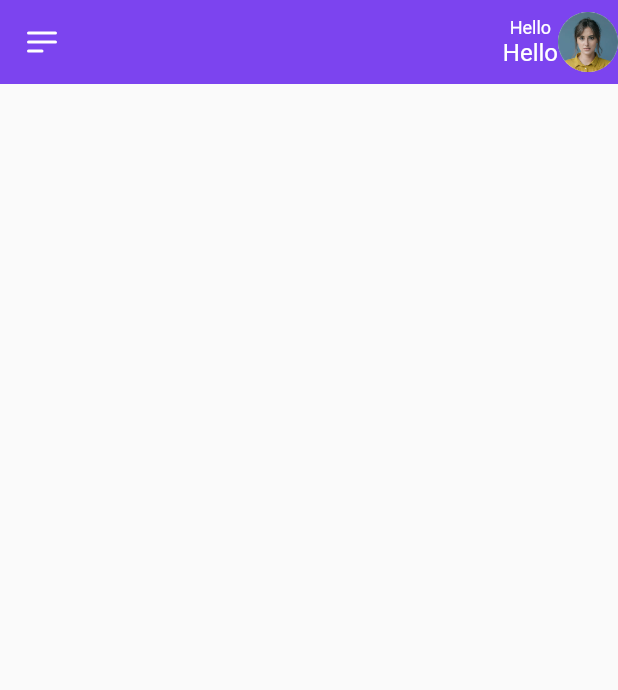
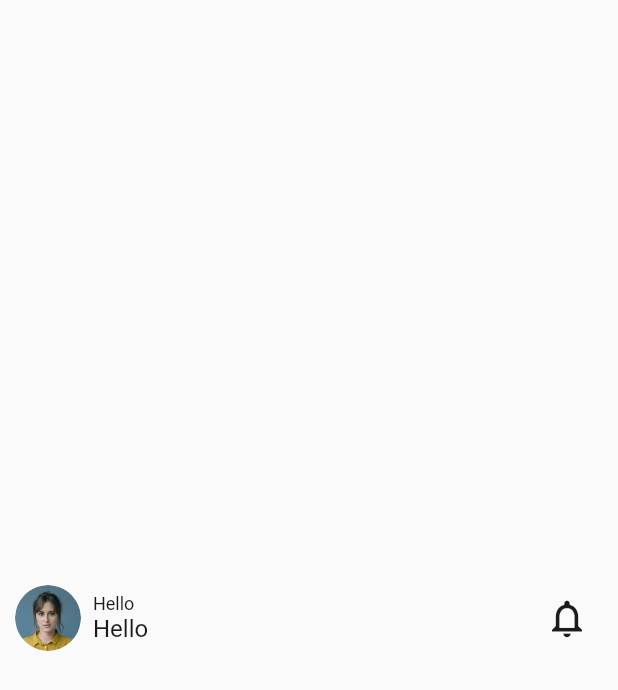
Before and after one commit to sadia229/Safety-App, a Flutter app: the HomeAppBar widget shown alone on an empty page, opened directly, on a phone screen of 412 x 824 dp. Shown: the top 690 px of the screen. Run offline on Flutter 3.47's test engine with Material 2 defaults, Android fonts, the phone set to English and light mode, and no system bars; our stand-ins replace animated_text_kit, banner_carousel, bottom_navy_bar, fluttertoast, geocoding, geolocator and 4 more; Roboto replaces fonts that are missing (Ubuntu).

```diff
--- a/lib/components/appbar/home_appbar.dart
+++ b/lib/components/appbar/home_appbar.dart
@@ -1,5 +1,4 @@
 import 'package:flutter/material.dart';
-import 'package:flutter_svg/flutter_svg.dart';
 import 'package:woman_safty_app/constants/asset_path.dart';
 import 'package:woman_safty_app/styles/k_color.dart';
 import 'package:woman_safty_app/styles/k_text_style.dart';
@@ -14,44 +13,48 @@ class HomeAppBar extends StatefulWidget {
 class _HomeAppBarState extends State<HomeAppBar> {
   @override
   Widget build(BuildContext context) {
-    return Scaffold(
-      appBar: AppBar(
-        backgroundColor: KColor.icon,
-        elevation: 0,
-
-        leading: Builder(
-          builder: (context) {
-            return IconButton(
-              onPressed: () {
-                print('drawer pressed');
-                Scaffold.of(context).openDrawer();
-              },
-              icon: SvgPicture.asset(AssetPath.drawer,color: KColor.white,),
-            );
-          },
+    return Container(
+      margin: const EdgeInsets.symmetric(horizontal: 10),
+      child: Row(
+        mainAxisAlignment: MainAxisAlignment.spaceBetween,
+        children: [
+          Row(
+            mainAxisAlignment: MainAxisAlignment.center,
+            crossAxisAlignment: CrossAxisAlignment.center,
+            children: [
+               const CircleAvatar(
+                radius: 22,
+                backgroundColor: KColor.white,
+                backgroundImage: AssetImage(
+                  AssetPath.profile,
                 ),
-        actions: [
+              ),
+              const SizedBox(width: 8),
               Column(
                 mainAxisAlignment: MainAxisAlignment.center,
+                crossAxisAlignment: CrossAxisAlignment.start,
                 children: [
                   Text(
                     'Hello',
-                style: KTextStyle.subtitle5.copyWith(color: KColor.white),
+                    style: KTextStyle.subtitle5.copyWith(color: KColor.blackbg),
                   ),
                   Text(
                     'Hello',
-                style: KTextStyle.description.copyWith(color: KColor.white),
+                    style:
+                        KTextStyle.description.copyWith(color: KColor.blackbg),
                   ),
                 ],
               ),
-          CircleAvatar(
-            radius: 20,
-            backgroundColor: KColor.white,
-            child: Image.asset(
-              AssetPath.profile,
-              fit: BoxFit.cover,
+            ],
           ),
+          IconButton(
+            onPressed: () {},
+            icon: const Icon(
+              Icons.notifications_none,
+              color: KColor.blackbg,
+              size: 30,
             ),
+          )
         ],
       ),
     );
--- a/lib/constants/asset_path.dart
+++ b/lib/constants/asset_path.dart
@@ -8,4 +8,9 @@ class AssetPath {
   static const policeStation = 'assets/images/police-station.png';
   static const profile = 'assets/images/profile-picture.png';
   static const drawer = 'assets/icons/drawerIon.svg';
+  static const butterfly = 'assets/icons/butterfly.json';
+  static const freedom = 'assets/images/freedom.jpg';
+  static const health = 'assets/images/health.jpg';
+  static const travel = 'assets/images/travel.jpg';
+  static const moon = 'assets/images/moonNight.jpg';
 }
--- a/pubspec.yaml
+++ b/pubspec.yaml
@@ -42,6 +42,7 @@ dependencies:
   location: ^4.4.0
   flutter_polyline_points: ^1.0.0
   flutter_svg: ^1.1.1+1
+  lottie: ^1.4.2
   fluttertoast: ^8.0.9
   google_fonts: ^3.0.1
   slide_countdown: ^0.3.2
@@ -50,7 +51,8 @@ dependencies:
   timer_count_down: ^2.2.1
   easy_localization: ^3.0.1
   bottom_navy_bar: ^6.0.0
-
+  smooth_page_indicator: ^1.0.0+2
+  banner_carousel: ^1.2.1
 
 dev_dependencies:
   flutter_test:
```
Also changed, not shown: assets/icons/butterfly.json (added, +1 -0 lines), lib/components/slider/k_slider.dart (added, +46 -0 lines), lib/src/features/home/view/home_page.dart (+22 -35 lines), lib/src/features/main_screen.dart (+10 -10 lines), lib/src/features/shopping/view/shopping_screen.dart (+6 -1 lines), lib/src/features/splash/view/splash_screen.dart (+27 -15 lines), assets/images/freedom.jpg (added), assets/images/health.jpg (added), assets/images/moonNight.jpg (added), assets/images/travel.jpg (added), lib/src/features/splash/view/onboarding_screen.dart (added), pubspec.lock. Lines whose indentation alone changed are shown as unchanged.
